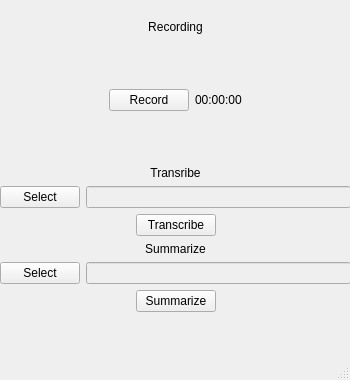
First picture: the form in app.ui, repository perearstiai/perearstiai.github.io, before the edit.
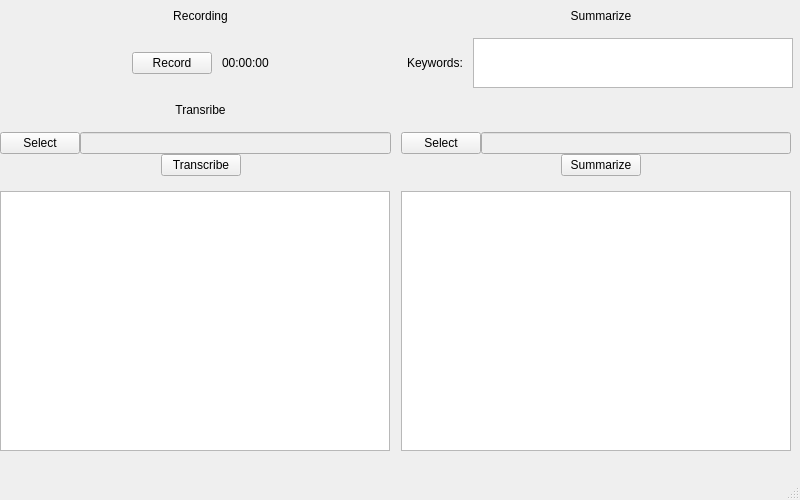
Second picture: the form after the edit.

Commit message: Added transcriber and summarizer. Modified UI

Diff of the .ui file:
```diff
--- a/app.ui
+++ b/app.ui
@@ -2,12 +2,15 @@
 <ui version="4.0">
  <class>MainWindow</class>
  <widget class="QMainWindow" name="MainWindow">
+  <property name="enabled">
+   <bool>true</bool>
+  </property>
   <property name="geometry">
    <rect>
     <x>0</x>
     <y>0</y>
-    <width>350</width>
-    <height>380</height>
+    <width>800</width>
+    <height>500</height>
    </rect>
   </property>
   <property name="sizePolicy">
@@ -18,14 +21,14 @@
   </property>
   <property name="minimumSize">
    <size>
-    <width>350</width>
-    <height>380</height>
+    <width>800</width>
+    <height>500</height>
    </size>
   </property>
   <property name="maximumSize">
    <size>
-    <width>350</width>
-    <height>380</height>
+    <width>800</width>
+    <height>500</height>
    </size>
   </property>
   <property name="windowTitle">
@@ -43,54 +46,126 @@
      <rect>
       <x>0</x>
       <y>0</y>
-      <width>351</width>
-      <height>312</height>
+      <width>801</width>
+      <height>461</height>
      </rect>
     </property>
-    <layout class="QVBoxLayout" name="verticalLayout">
-     <item>
-      <spacer name="horizontalSpacer_10">
-       <property name="orientation">
-        <enum>Qt::Horizontal</enum>
+    <layout class="QGridLayout" name="gridLayout_2">
+     <property name="horizontalSpacing">
+      <number>0</number>
+     </property>
+     <item row="5" column="0">
+      <widget class="QTextEdit" name="transcribe_textbox">
+       <property name="sizePolicy">
+        <sizepolicy hsizetype="Expanding" vsizetype="Expanding">
+         <horstretch>0</horstretch>
+         <verstretch>0</verstretch>
+        </sizepolicy>
        </property>
-       <property name="sizeHint" stdset="0">
+       <property name="maximumSize">
         <size>
-         <width>40</width>
-         <height>20</height>
+         <width>390</width>
+         <height>260</height>
         </size>
        </property>
-      </spacer>
+      </widget>
      </item>
-     <item>
-      <widget class="QLabel" name="record_text">
+     <item row="2" column="0">
+      <widget class="QLabel" name="transcribe_text">
        <property name="sizePolicy">
         <sizepolicy hsizetype="Preferred" vsizetype="Maximum">
          <horstretch>0</horstretch>
          <verstretch>0</verstretch>
         </sizepolicy>
        </property>
-       <property name="frameShadow">
-        <enum>QFrame::Plain</enum>
-       </property>
-       <property name="lineWidth">
-        <number>1</number>
-       </property>
        <property name="text">
-        <string>Recording</string>
-       </property>
-       <property name="scaledContents">
-        <bool>false</bool>
+        <string>Transribe</string>
        </property>
        <property name="alignment">
         <set>Qt::AlignCenter</set>
        </property>
-       <property name="wordWrap">
-        <bool>false</bool>
-       </property>
       </widget>
      </item>
-     <item>
+     <item row="4" column="1">
+      <layout class="QVBoxLayout" name="verticalLayout_5">
+       <item>
+        <layout class="QHBoxLayout" name="horizontalLayout_15">
+         <item>
+          <widget class="QPushButton" name="select_transcript">
+           <property name="text">
+            <string>Select</string>
+           </property>
+          </widget>
+         </item>
+         <item>
+          <widget class="QLineEdit" name="transcript_path">
+           <property name="enabled">
+            <bool>false</bool>
+           </property>
+          </widget>
+         </item>
+         <item>
+          <spacer name="horizontalSpacer_4">
+           <property name="orientation">
+            <enum>Qt::Horizontal</enum>
+           </property>
+           <property name="sizeType">
+            <enum>QSizePolicy::Fixed</enum>
+           </property>
+           <property name="sizeHint" stdset="0">
+            <size>
+             <width>10</width>
+             <height>20</height>
+            </size>
+           </property>
+          </spacer>
+         </item>
+        </layout>
+       </item>
+       <item>
+        <layout class="QHBoxLayout" name="horizontalLayout_17">
+         <item>
+          <spacer name="horizontalSpacer_7">
+           <property name="orientation">
+            <enum>Qt::Horizontal</enum>
+           </property>
+           <property name="sizeHint" stdset="0">
+            <size>
+             <width>40</width>
+             <height>10</height>
+            </size>
+           </property>
+          </spacer>
+         </item>
+         <item>
+          <widget class="QPushButton" name="summarize_btn">
+           <property name="text">
+            <string>Summarize</string>
+           </property>
+          </widget>
+         </item>
+         <item>
+          <spacer name="horizontalSpacer_8">
+           <property name="orientation">
+            <enum>Qt::Horizontal</enum>
+           </property>
+           <property name="sizeHint" stdset="0">
+            <size>
+             <width>40</width>
+             <height>10</height>
+            </size>
+           </property>
+          </spacer>
+         </item>
+        </layout>
+       </item>
+      </layout>
+     </item>
+     <item row="1" column="0">
       <layout class="QHBoxLayout" name="horizontalLayout">
+       <property name="spacing">
+        <number>10</number>
+       </property>
        <item>
         <spacer name="horizontalSpacer_11">
          <property name="orientation">
@@ -133,23 +208,7 @@
        </item>
       </layout>
      </item>
-     <item>
-      <widget class="QLabel" name="transcribe_text">
-       <property name="sizePolicy">
-        <sizepolicy hsizetype="Preferred" vsizetype="Maximum">
-         <horstretch>0</horstretch>
-         <verstretch>0</verstretch>
-        </sizepolicy>
-       </property>
-       <property name="text">
-        <string>Transribe</string>
-       </property>
-       <property name="alignment">
-        <set>Qt::AlignCenter</set>
-       </property>
-      </widget>
-     </item>
-     <item>
+     <item row="4" column="0">
       <layout class="QVBoxLayout" name="verticalLayout_2">
        <item>
         <layout class="QHBoxLayout" name="horizontalLayout_6">
@@ -167,10 +226,32 @@
              <property name="enabled">
               <bool>false</bool>
              </property>
+             <property name="sizePolicy">
+              <sizepolicy hsizetype="Expanding" vsizetype="Fixed">
+               <horstretch>0</horstretch>
+               <verstretch>0</verstretch>
+              </sizepolicy>
+             </property>
             </widget>
            </item>
           </layout>
          </item>
+         <item>
+          <spacer name="horizontalSpacer_3">
+           <property name="orientation">
+            <enum>Qt::Horizontal</enum>
+           </property>
+           <property name="sizeType">
+            <enum>QSizePolicy::Fixed</enum>
+           </property>
+           <property name="sizeHint" stdset="0">
+            <size>
+             <width>10</width>
+             <height>20</height>
+            </size>
+           </property>
+          </spacer>
+         </item>
         </layout>
        </item>
        <item>
@@ -183,13 +264,19 @@
            <property name="sizeHint" stdset="0">
             <size>
              <width>40</width>
-             <height>20</height>
+             <height>10</height>
             </size>
            </property>
           </spacer>
          </item>
          <item>
           <widget class="QPushButton" name="transcribe_btn">
+           <property name="sizePolicy">
+            <sizepolicy hsizetype="Minimum" vsizetype="Fixed">
+             <horstretch>0</horstretch>
+             <verstretch>0</verstretch>
+            </sizepolicy>
+           </property>
            <property name="text">
             <string>Transcribe</string>
            </property>
@@ -200,10 +287,13 @@
            <property name="orientation">
             <enum>Qt::Horizontal</enum>
            </property>
+           <property name="sizeType">
+            <enum>QSizePolicy::Expanding</enum>
+           </property>
            <property name="sizeHint" stdset="0">
             <size>
              <width>40</width>
-             <height>20</height>
+             <height>10</height>
             </size>
            </property>
           </spacer>
@@ -212,7 +302,35 @@
        </item>
       </layout>
      </item>
-     <item>
+     <item row="0" column="0">
+      <widget class="QLabel" name="record_text">
+       <property name="sizePolicy">
+        <sizepolicy hsizetype="Preferred" vsizetype="Maximum">
+         <horstretch>0</horstretch>
+         <verstretch>0</verstretch>
+        </sizepolicy>
+       </property>
+       <property name="frameShadow">
+        <enum>QFrame::Plain</enum>
+       </property>
+       <property name="lineWidth">
+        <number>1</number>
+       </property>
+       <property name="text">
+        <string>Recording</string>
+       </property>
+       <property name="scaledContents">
+        <bool>false</bool>
+       </property>
+       <property name="alignment">
+        <set>Qt::AlignCenter</set>
+       </property>
+       <property name="wordWrap">
+        <bool>false</bool>
+       </property>
+      </widget>
+     </item>
+     <item row="0" column="1">
       <widget class="QLabel" name="summarize_text">
        <property name="sizePolicy">
         <sizepolicy hsizetype="Preferred" vsizetype="Maximum">
@@ -228,62 +346,68 @@
        </property>
       </widget>
      </item>
-     <item>
-      <layout class="QVBoxLayout" name="verticalLayout_5">
+     <item row="5" column="1">
+      <widget class="QTextEdit" name="summarize_textbox">
+       <property name="sizePolicy">
+        <sizepolicy hsizetype="Expanding" vsizetype="Expanding">
+         <horstretch>0</horstretch>
+         <verstretch>0</verstretch>
+        </sizepolicy>
+       </property>
+       <property name="maximumSize">
+        <size>
+         <width>390</width>
+         <height>260</height>
+        </size>
+       </property>
+       <property name="frameShadow">
+        <enum>QFrame::Plain</enum>
+       </property>
+       <property name="lineWidth">
+        <number>5</number>
+       </property>
+      </widget>
+     </item>
+     <item row="1" column="1">
+      <layout class="QHBoxLayout" name="horizontalLayout_2">
+       <property name="spacing">
+        <number>4</number>
+       </property>
        <item>
-        <layout class="QHBoxLayout" name="horizontalLayout_15">
-         <item>
-          <widget class="QPushButton" name="select_transcript">
-           <property name="text">
-            <string>Select</string>
-           </property>
-          </widget>
-         </item>
-         <item>
-          <widget class="QLineEdit" name="transcript_path">
-           <property name="enabled">
-            <bool>false</bool>
-           </property>
-          </widget>
-         </item>
-        </layout>
+        <widget class="QLabel" name="label">
+         <property name="sizePolicy">
+          <sizepolicy hsizetype="Fixed" vsizetype="Fixed">
+           <horstretch>0</horstretch>
+           <verstretch>0</verstretch>
+          </sizepolicy>
+         </property>
+         <property name="text">
+          <string>Keywords:</string>
+         </property>
+        </widget>
        </item>
        <item>
-        <layout class="QHBoxLayout" name="horizontalLayout_17">
-         <item>
-          <spacer name="horizontalSpacer_7">
-           <property name="orientation">
-            <enum>Qt::Horizontal</enum>
-           </property>
-           <property name="sizeHint" stdset="0">
-            <size>
-             <width>40</width>
-             <height>20</height>
-            </size>
-           </property>
-          </spacer>
-         </item>
-         <item>
-          <widget class="QPushButton" name="summarize_btn">
-           <property name="text">
-            <string>Summarize</string>
-           </property>
-          </widget>
-         </item>
-         <item>
-          <spacer name="horizontalSpacer_8">
-           <property name="orientation">
-            <enum>Qt::Horizontal</enum>
-           </property>
-           <property name="sizeHint" stdset="0">
-            <size>
-             <width>40</width>
-             <height>20</height>
-            </size>
-           </property>
-          </spacer>
-         </item>
-        </layout>
+        <widget class="QTextEdit" name="keywords_textbox">
+         <property name="sizePolicy">
+          <sizepolicy hsizetype="Fixed" vsizetype="Fixed">
+           <horstretch>0</horstretch>
+           <verstretch>0</verstretch>
+          </sizepolicy>
+         </property>
+         <property name="maximumSize">
+          <size>
+           <width>320</width>
+           <height>50</height>
+          </size>
+         </property>
+         <property name="html">
+          <string>&lt;!DOCTYPE HTML PUBLIC &quot;-//W3C//DTD HTML 4.0//EN&quot; &quot;http://www.w3.org/TR/REC-html40/strict.dtd&quot;&gt;
+&lt;html&gt;&lt;head&gt;&lt;meta name=&quot;qrichtext&quot; content=&quot;1&quot; /&gt;&lt;style type=&quot;text/css&quot;&gt;
+p, li { white-space: pre-wrap; }
+&lt;/style&gt;&lt;/head&gt;&lt;body style=&quot; font-family:'MS Shell Dlg 2'; font-size:8pt; font-weight:400; font-style:normal;&quot;&gt;
+&lt;p style=&quot;-qt-paragraph-type:empty; margin-top:0px; margin-bottom:0px; margin-left:0px; margin-right:0px; -qt-block-indent:0; text-indent:0px;&quot;&gt;&lt;br /&gt;&lt;/p&gt;&lt;/body&gt;&lt;/html&gt;</string>
+         </property>
+        </widget>
        </item>
       </layout>
      </item>
```
Left out of the diff: 4 changed lines with no effect on the pictures. The commit also changes 3 other files.
